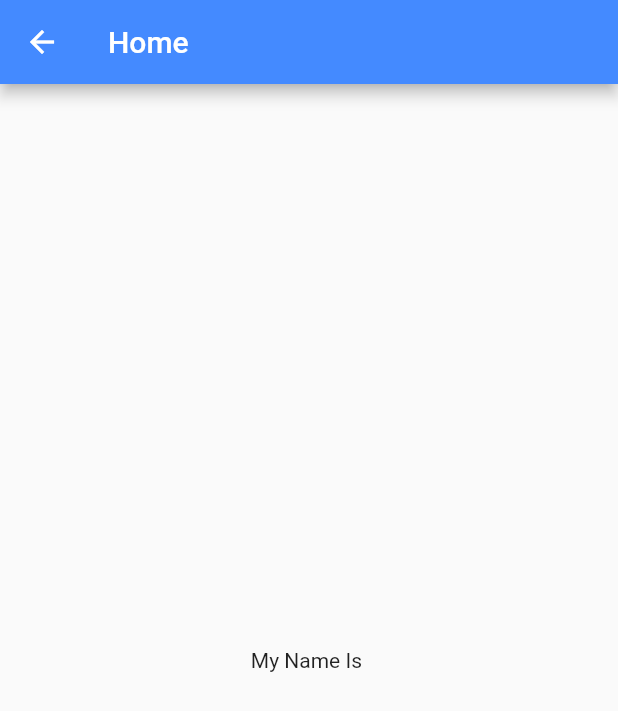
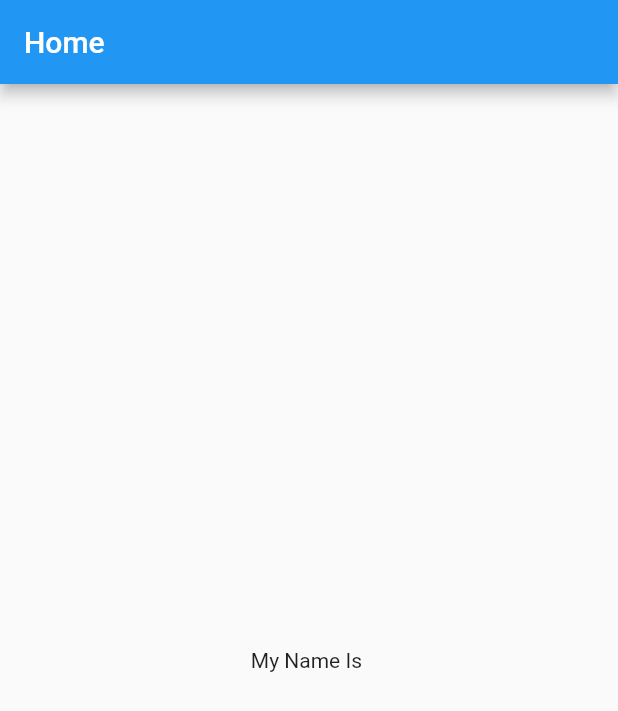
Before and after one commit to smit13192/flutter_app, a Flutter app: the screen it shows after launch, after a tap on "Log In", on a phone screen of 412 x 824 dp. Shown: the top 711 px of the screen. Run offline on Flutter 3.47's test engine with Material 2 defaults, Android fonts, the phone set to English and light mode, and no system bars.

Commit message:
pass data into the login page to the home page

```diff
--- a/lib/page/home.dart
+++ b/lib/page/home.dart
@@ -8,7 +8,7 @@ class HomePage extends StatelessWidget {
   Widget build(BuildContext context) {
     return Scaffold(
       appBar: AppBar(
-        backgroundColor: Colors.blueAccent,
+        automaticallyImplyLeading: false,
         title: const Text("Home"),
       ),
       body: Center(
--- a/lib/page/login.dart
+++ b/lib/page/login.dart
@@ -67,13 +67,10 @@ class _LoginPageState extends State<LoginPage> {
                   style: ButtonStyle(
                       padding: MaterialStateProperty.all(
                           const EdgeInsets.symmetric(vertical: 12)),
-                      backgroundColor:
-                          MaterialStateProperty.all(Colors.blueAccent),
                       elevation: MaterialStateProperty.all(3)),
 
                   // controller_name.text thi controler no text lay sakiye
-                  onPressed: () => Navigator.of(context)
-                      .pushNamed("/Home", arguments: _namecontroler.text),
+                  onPressed: () => Navigator.pushNamed(context,"/Home", arguments: _namecontroler.text),
                   child: const Text(
                     "Log In",
                     style: TextStyle(fontSize: 20),
@@ -91,7 +88,7 @@ class _LoginPageState extends State<LoginPage> {
                     "Get help with loggin in.",
                     style: TextStyle(fontSize: 12, fontWeight: FontWeight.bold),
                   ),
-                  onTap: () => Navigator.of(context).pushNamed("/error"),
+                  onTap: () => Navigator.pushNamed(context,"/error"),
                 ),
               ],
             ),
--- a/lib/route/route_generate.dart
+++ b/lib/route/route_generate.dart
@@ -15,7 +15,7 @@ class RouteGenerater {
       // this is the login page route
       case "/":
         return MaterialPageRoute(
-            builder: (_) => const LoginPage(
+            builder: (context) => const LoginPage(
                   title: "this is the flutter demo",
                 ));
 
@@ -24,15 +24,15 @@ class RouteGenerater {
         // if args is string when go to home page  else goto the error page
         if (args is String) {
           return MaterialPageRoute(
-              builder: (_) => HomePage(
+              builder: (context) => HomePage(
                     name: args,
                   ));
         }
-        return MaterialPageRoute(builder: (_) => const ErrorPage());
+        return MaterialPageRoute(builder: (context) => const ErrorPage());
 
       // jo akey route no hoy te unknow route hoy to error page open thase
       default:
-        return MaterialPageRoute(builder: (_) => const ErrorPage());
+        return MaterialPageRoute(builder: (context) => const ErrorPage());
     }
   }
 }
```
